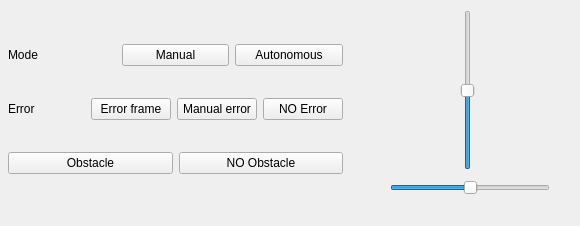
Qt form scripts/ui/mobile_app_sim.ui (agribot-2-0/agribot_simulation) before a commit.
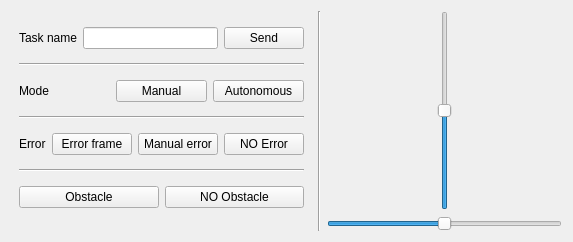
The same form after that commit.

Commit message: Add posibility to send task name in Mobile App Simulator

```diff
--- a/scripts/ui/mobile_app_sim.ui
+++ b/scripts/ui/mobile_app_sim.ui
@@ -6,22 +6,17 @@
    <rect>
     <x>0</x>
     <y>0</y>
-    <width>580</width>
-    <height>226</height>
+    <width>573</width>
+    <height>242</height>
    </rect>
   </property>
   <property name="windowTitle">
    <string>Form</string>
   </property>
-  <widget class="QWidget" name="verticalLayoutWidget">
-   <property name="geometry">
-    <rect>
-     <x>0</x>
-     <y>10</y>
-     <width>351</width>
-     <height>201</height>
-    </rect>
-   </property>
+  <layout class="QGridLayout" name="gridLayout">
+   <item row="0" column="0">
+    <layout class="QHBoxLayout" name="horizontalLayout_5">
+     <item>
    <layout class="QVBoxLayout" name="verticalLayout">
     <property name="leftMargin">
      <number>8</number>
@@ -35,6 +30,34 @@
     <property name="bottomMargin">
      <number>8</number>
     </property>
+       <item>
+        <layout class="QHBoxLayout" name="horizontalLayout_3">
+         <item>
+          <widget class="QLabel" name="label_2">
+           <property name="text">
+            <string>Task name</string>
+           </property>
+          </widget>
+         </item>
+         <item>
+          <widget class="QLineEdit" name="text_task_name"/>
+         </item>
+         <item>
+          <widget class="QPushButton" name="button_send_task">
+           <property name="text">
+            <string>Send</string>
+           </property>
+          </widget>
+         </item>
+        </layout>
+       </item>
+       <item>
+        <widget class="Line" name="line">
+         <property name="orientation">
+          <enum>Qt::Horizontal</enum>
+         </property>
+        </widget>
+       </item>
     <item>
      <layout class="QHBoxLayout" name="horizontalLayout">
       <item>
@@ -60,6 +83,13 @@
       </item>
      </layout>
     </item>
+       <item>
+        <widget class="Line" name="line_2">
+         <property name="orientation">
+          <enum>Qt::Horizontal</enum>
+         </property>
+        </widget>
+       </item>
     <item>
      <layout class="QHBoxLayout" name="horizontalLayout_4">
       <item>
@@ -92,6 +122,13 @@
       </item>
      </layout>
     </item>
+       <item>
+        <widget class="Line" name="line_3">
+         <property name="orientation">
+          <enum>Qt::Horizontal</enum>
+         </property>
+        </widget>
+       </item>
     <item>
      <layout class="QHBoxLayout" name="horizontalLayout_2">
       <item>
@@ -111,37 +148,35 @@
      </layout>
     </item>
    </layout>
-  </widget>
-  <widget class="QSlider" name="slider_angular">
-   <property name="geometry">
-    <rect>
-     <x>390</x>
-     <y>180</y>
-     <width>160</width>
-     <height>16</height>
-    </rect>
-   </property>
-   <property name="minimum">
-    <number>-30</number>
-   </property>
-   <property name="maximum">
-    <number>30</number>
-   </property>
-   <property name="pageStep">
-    <number>10</number>
-   </property>
+     </item>
+     <item>
+      <widget class="Line" name="line_4">
+       <property name="orientation">
+        <enum>Qt::Vertical</enum>
+       </property>
+      </widget>
+     </item>
+     <item>
+      <layout class="QVBoxLayout" name="verticalLayout_2">
+       <item>
+        <layout class="QHBoxLayout" name="horizontalLayout_6">
+         <item>
+          <spacer name="horizontalSpacer">
    <property name="orientation">
     <enum>Qt::Horizontal</enum>
    </property>
-  </widget>
+           <property name="sizeHint" stdset="0">
+            <size>
+             <width>40</width>
+             <height>20</height>
+            </size>
+           </property>
+          </spacer>
+         </item>
+         <item>
   <widget class="QSlider" name="slider_linear">
-   <property name="geometry">
-    <rect>
-     <x>460</x>
-     <y>10</y>
-     <width>16</width>
-     <height>160</height>
-    </rect>
+           <property name="layoutDirection">
+            <enum>Qt::LeftToRight</enum>
    </property>
    <property name="minimum">
     <number>-20</number>
@@ -165,6 +200,43 @@
     <bool>false</bool>
    </property>
   </widget>
+         </item>
+         <item>
+          <spacer name="horizontalSpacer_2">
+           <property name="orientation">
+            <enum>Qt::Horizontal</enum>
+           </property>
+           <property name="sizeHint" stdset="0">
+            <size>
+             <width>40</width>
+             <height>20</height>
+            </size>
+           </property>
+          </spacer>
+         </item>
+        </layout>
+       </item>
+       <item>
+        <widget class="QSlider" name="slider_angular">
+         <property name="minimum">
+          <number>-30</number>
+         </property>
+         <property name="maximum">
+          <number>30</number>
+         </property>
+         <property name="pageStep">
+          <number>10</number>
+         </property>
+         <property name="orientation">
+          <enum>Qt::Horizontal</enum>
+         </property>
+        </widget>
+       </item>
+      </layout>
+     </item>
+    </layout>
+   </item>
+  </layout>
  </widget>
  <resources/>
  <connections/>
```
Lines whose indentation alone changed are shown as unchanged. The commit also changes 1 other file.
